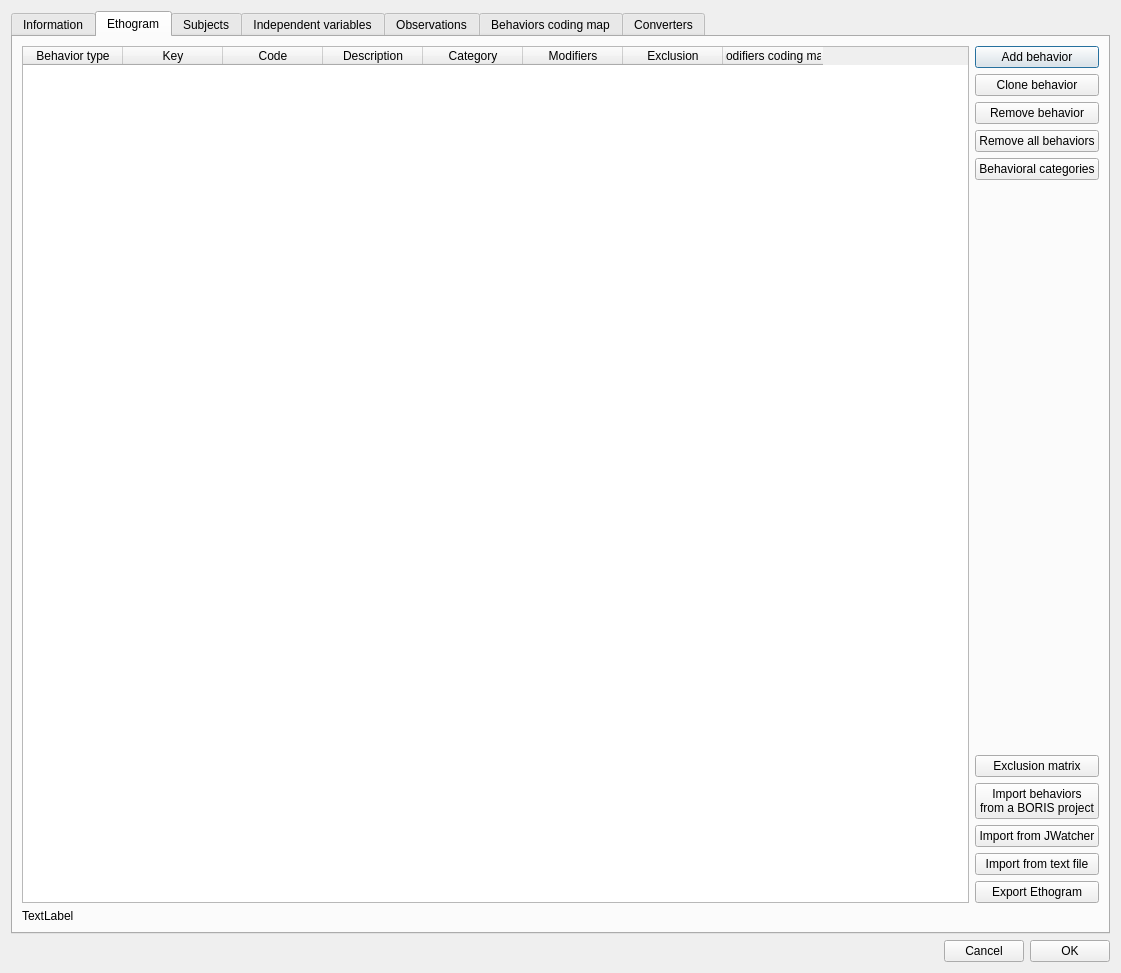
Above: project.ui from olivierfriard/BORIS before the change. Below: the same form after it.
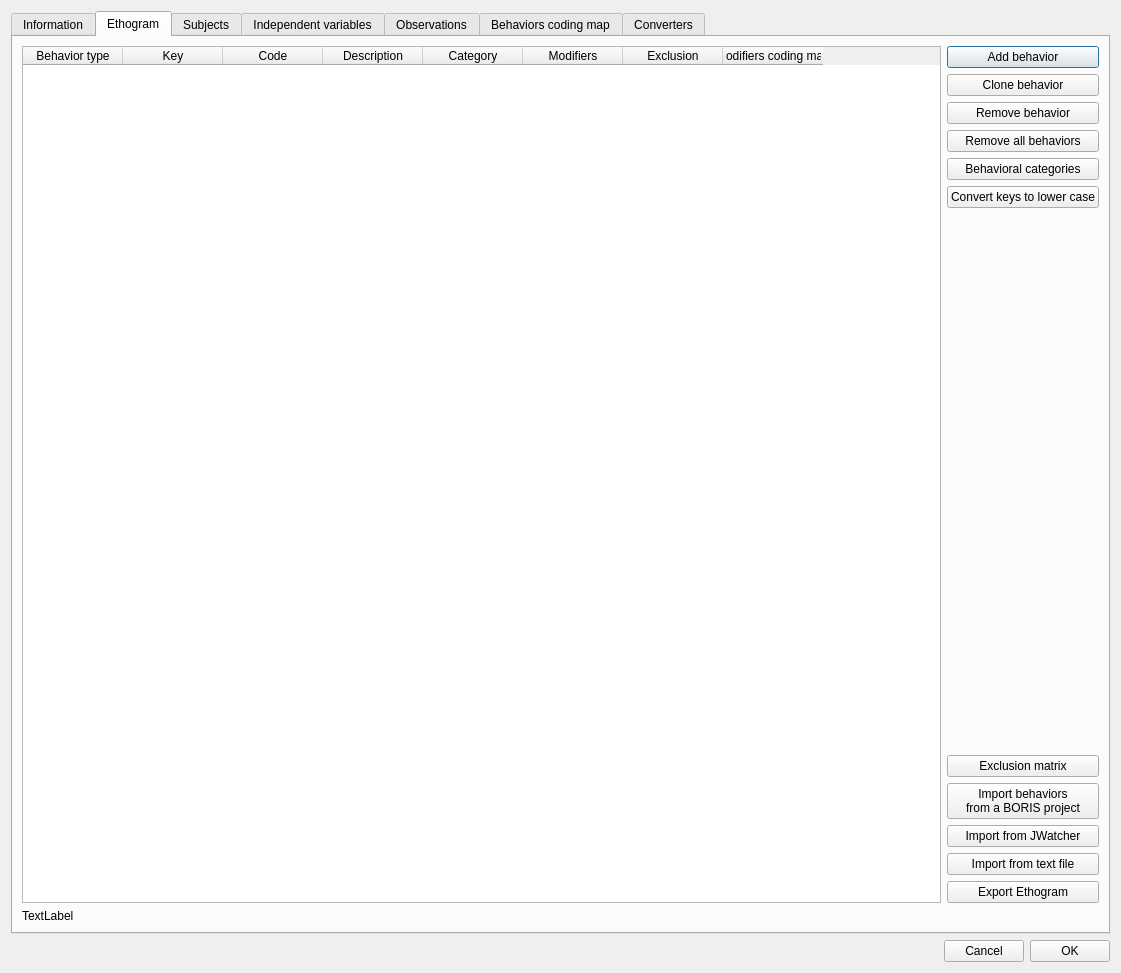
That is the form after the change. The open tabs and pages were chosen to show the change.

Commit message: added convert keys to lower

```diff
--- a/project.ui
+++ b/project.ui
@@ -216,6 +216,13 @@
                  </property>
                 </widget>
                </item>
+               <item>
+                <widget class="QPushButton" name="pb_convert_behav_keys_to_lower">
+                 <property name="text">
+                  <string>Convert keys to lower case</string>
+                 </property>
+                </widget>
+               </item>
                <item>
                 <spacer name="verticalSpacer_3">
                  <property name="orientation">
```
Left out of the diff: 9 changed lines with no effect on the pictures. The commit also changes 8 other files.
